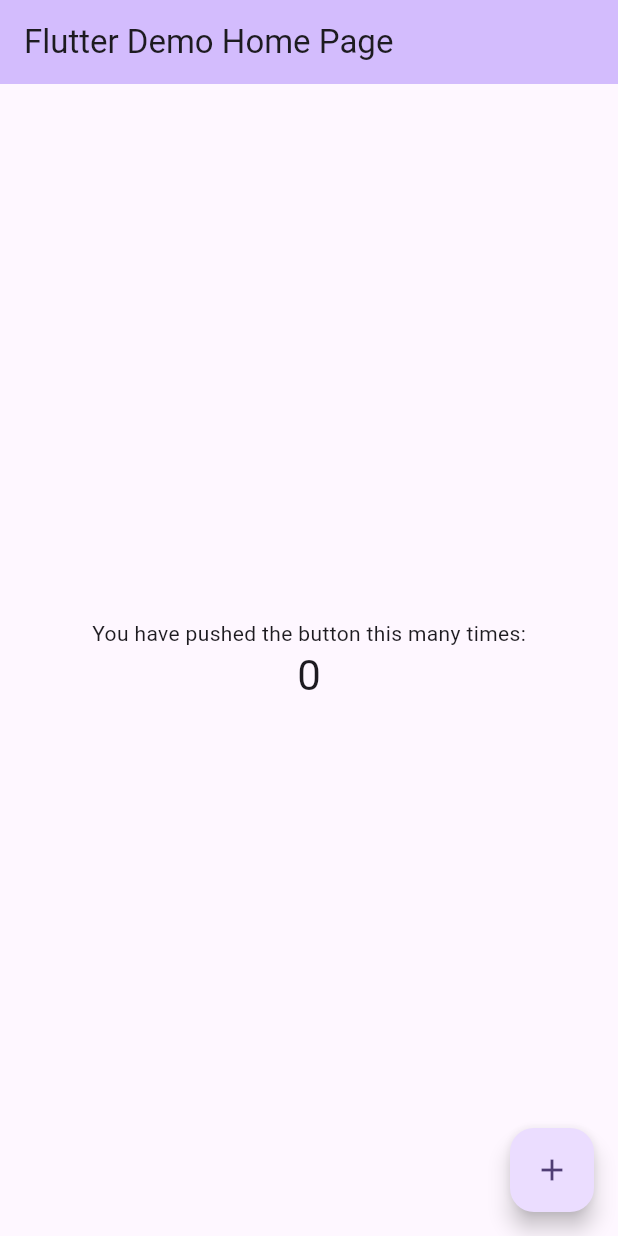
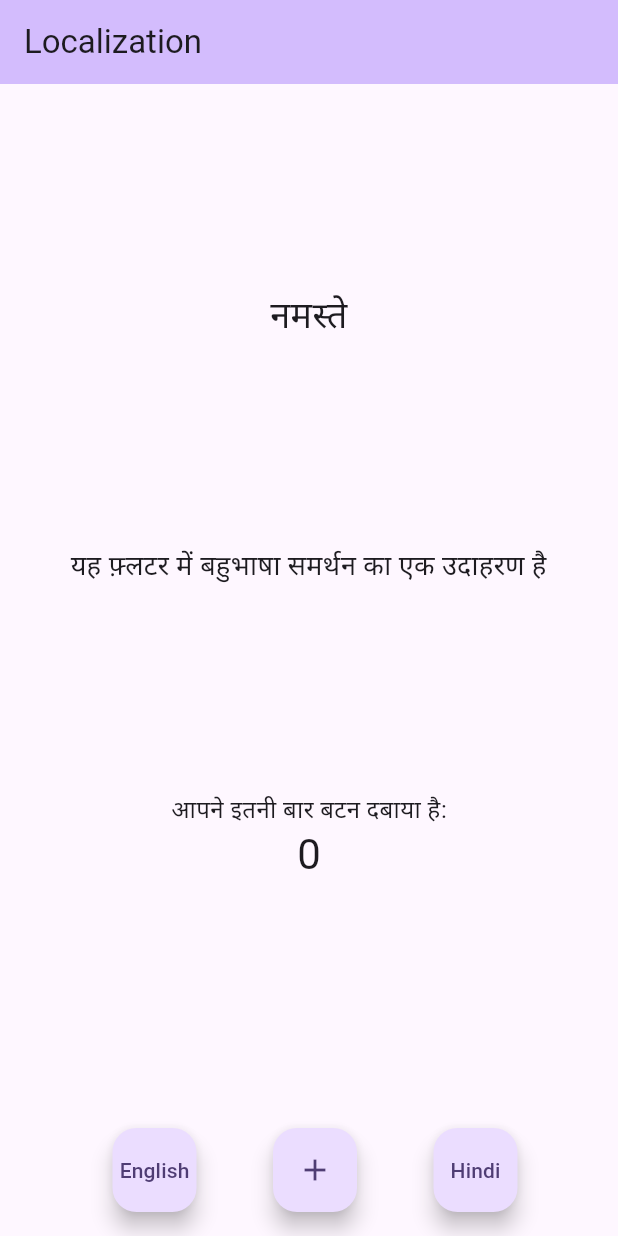
Before and after one commit to SachinChoudhary07/easy-Localization, a Flutter app: the screen it shows after launch, on a phone screen of 412 x 824 dp. Run offline on Flutter 3.47's test engine with Material 3 defaults, Android fonts, the phone set to English and light mode, and no system bars; our stand-ins replace easy_localization.

Commit message:
Localization done

```diff
--- /dev/null
+++ b/assets/translation/en.json
@@ -0,0 +1,6 @@
+{
+  "You have pushed the button this many times:": "You have pushed the button this many times:",
+  "Hello": "Hello",
+  "Localization": "Localization",
+  "This is an example of multi language support in Flutter":"This is an example of multi language support in Flutter"
+}
--- /dev/null
+++ b/assets/translation/hi.json
@@ -0,0 +1,6 @@
+{
+  "You have pushed the button this many times:": "आपने इतनी बार बटन दबाया है:",
+  "Hello": "नमस्ते",
+  "Localization": "स्थानीयकरण",
+  "This is an example of multi language support in Flutter": "यह फ़्लटर में बहुभाषा समर्थन का एक उदाहरण है"
+}
--- a/lib/main.dart
+++ b/lib/main.dart
@@ -1,52 +1,41 @@
+import 'package:easy_localization/easy_localization.dart';
 import 'package:flutter/material.dart';
 
-void main() {
-  runApp(const MyApp());
+void main() async {
+  WidgetsFlutterBinding.ensureInitialized();
+  await EasyLocalization.ensureInitialized();
+  runApp(EasyLocalization(
+      supportedLocales: const [Locale('en'), Locale('hi')],
+      path: 'assets/translation',
+      fallbackLocale: const Locale('en'),
+      useOnlyLangCode: true,
+      startLocale: const Locale('hi'),
+      useFallbackTranslations: true,
+      saveLocale: true,
+      child: const MyApp()));
 }
 
 class MyApp extends StatelessWidget {
   const MyApp({super.key});
 
-  // This widget is the root of your application.
   @override
   Widget build(BuildContext context) {
     return MaterialApp(
+      locale: context.locale,
+      supportedLocales: context.supportedLocales,
+      localizationsDelegates: context.localizationDelegates,
       title: 'Flutter Demo',
       theme: ThemeData(
-        // This is the theme of your application.
-        //
-        // TRY THIS: Try running your application with "flutter run". You'll see
-        // the application has a purple toolbar. Then, without quitting the app,
-        // try changing the seedColor in the colorScheme below to Colors.green
-        // and then invoke "hot reload" (save your changes or press the "hot
-        // reload" button in a Flutter-supported IDE, or press "r" if you used
-        // the command line to start the app).
-        //
-        // Notice that the counter didn't reset back to zero; the application
-        // state is not lost during the reload. To reset the state, use hot
-        // restart instead.
-        //
-        // This works for code too, not just values: Most code changes can be
-        // tested with just a hot reload.
         colorScheme: ColorScheme.fromSeed(seedColor: Colors.deepPurple),
         useMaterial3: true,
       ),
-      home: const MyHomePage(title: 'Flutter Demo Home Page'),
+      home: const MyHomePage(title: 'Localization'),
     );
   }
 }
 
 class MyHomePage extends StatefulWidget {
   const MyHomePage({super.key, required this.title});
-
-  // This widget is the home page of your application. It is stateful, meaning
-  // that it has a State object (defined below) that contains fields that affect
-  // how it looks.
-
-  // This class is the configuration for the state. It holds the values (in this
-  // case the title) provided by the parent (in this case the App widget) and
-  // used by the build method of the State. Fields in a Widget subclass are
-  // always marked "final".
 
   final String title;
 
@@ -59,67 +48,67 @@ class _MyHomePageState extends State<MyHomePage> {
 
   void _incrementCounter() {
     setState(() {
-      // This call to setState tells the Flutter framework that something has
-      // changed in this State, which causes it to rerun the build method below
-      // so that the display can reflect the updated values. If we changed
-      // _counter without calling setState(), then the build method would not be
-      // called again, and so nothing would appear to happen.
       _counter++;
+    });
+  }
+
+  changeLanguage(lang) {
+    setState(() {
+      context.setLocale(Locale(lang));
+      print(lang);
     });
   }
 
   @override
   Widget build(BuildContext context) {
-    // This method is rerun every time setState is called, for instance as done
-    // by the _incrementCounter method above.
-    //
-    // The Flutter framework has been optimized to make rerunning build methods
-    // fast, so that you can just rebuild anything that needs updating rather
-    // than having to individually change instances of widgets.
     return Scaffold(
       appBar: AppBar(
-        // TRY THIS: Try changing the color here to a specific color (to
-        // Colors.amber, perhaps?) and trigger a hot reload to see the AppBar
-        // change color while the other colors stay the same.
         backgroundColor: Theme.of(context).colorScheme.inversePrimary,
-        // Here we take the value from the MyHomePage object that was created by
-        // the App.build method, and use it to set our appbar title.
         title: Text(widget.title),
       ),
       body: Center(
-        // Center is a layout widget. It takes a single child and positions it
-        // in the middle of the parent.
         child: Column(
-          // Column is also a layout widget. It takes a list of children and
-          // arranges them vertically. By default, it sizes itself to fit its
-          // children horizontally, and tries to be as tall as its parent.
-          //
-          // Column has various properties to control how it sizes itself and
-          // how it positions its children. Here we use mainAxisAlignment to
-          // center the children vertically; the main axis here is the vertical
-          // axis because Columns are vertical (the cross axis would be
-          // horizontal).
-          //
-          // TRY THIS: Invoke "debug painting" (choose the "Toggle Debug Paint"
-          // action in the IDE, or press "p" in the console), to see the
-          // wireframe for each widget.
-          mainAxisAlignment: MainAxisAlignment.center,
+          mainAxisAlignment: MainAxisAlignment.spaceEvenly,
           children: <Widget>[
-            const Text(
-              'You have pushed the button this many times:',
-            ),
+            Text('Hello'.tr(),style: const TextStyle(fontSize: 24),),
+            Text('This is an example of multi language support in Flutter'.tr(), style: const TextStyle(fontSize: 18), textAlign: TextAlign.center),
+            Column(
+              children: [
+                Text('You have pushed the button this many times:'.tr(), style: const TextStyle(fontSize: 16)),
                 Text(
                   '$_counter',
                   style: Theme.of(context).textTheme.headlineMedium,
                 ),
+                const SizedBox(height: 100,)
+              ],
+            ),
+
           ],
         ),
       ),
-      floatingActionButton: FloatingActionButton(
+      floatingActionButton: Row(
+        mainAxisAlignment: MainAxisAlignment.spaceEvenly,
+        children: [
+          Padding(
+            padding: const EdgeInsets.fromLTRB(40, 0, 0, 0),
+            child: FloatingActionButton(
+              onPressed: () => changeLanguage('en'),
+              tooltip: 'Increment',
+              child: const Text("English"),
+            ),
+          ),
+          FloatingActionButton(
             onPressed: _incrementCounter,
             tooltip: 'Increment',
             child: const Icon(Icons.add),
-      ), // This trailing comma makes auto-formatting nicer for build methods.
+          ),
+          FloatingActionButton(
+            onPressed: () => changeLanguage('hi'),
+            tooltip: 'Increment',
+            child: const Text("Hindi"),
+          ),
+        ],
+      ),
     );
   }
 }
```
Also changed, not shown: pubspec.yaml (+4 -3 lines), pubspec.lock, 2 other files. Lines whose indentation alone changed are shown as unchanged.
